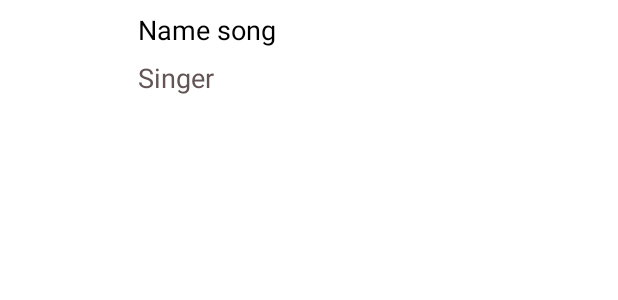
After one commit to Datlt225/SoundFlows, an Android app: the layout custom_searching.xml on its own in the app's theme, with its tools: preview values and no code run, on a phone screen of 412 x 824 dp. The commit adds this screen. Shown: the top 300 px of the screen. Run offline under Robolectric (Android 15) with nearby library versions, the phone set to English and light mode, and no system bars.

Commit message:
update Searching

```diff
--- /dev/null
+++ b/app/src/main/java/com/example/soundflows/Activity/PlaySongActivity.java
@@ -0,0 +1,4 @@
+package com.example.soundflows.Activity;
+
+public class PlaySongActivity {
+}
--- a/app/src/main/java/com/example/soundflows/Fragment/Fragment_Song.java
+++ b/app/src/main/java/com/example/soundflows/Fragment/Fragment_Song.java
@@ -55,6 +55,7 @@ public class Fragment_Song extends Fragment {
                 LinearLayoutManager linearLayoutManager = new LinearLayoutManager(getActivity());
                 linearLayoutManager.setOrientation(LinearLayoutManager.VERTICAL);
                 recyclerViewSong.setLayoutManager(linearLayoutManager);
+                recyclerViewSong.hasFixedSize();
                 recyclerViewSong.setAdapter(songAdapter);
             }
 
--- a/app/src/main/java/com/example/soundflows/Services/Dataservice.java
+++ b/app/src/main/java/com/example/soundflows/Services/Dataservice.java
@@ -7,7 +7,9 @@ import com.example.soundflows.Model.Song;
 import java.util.List;
 
 import retrofit2.Call;
+import retrofit2.http.Body;
 import retrofit2.http.GET;
+import retrofit2.http.POST;
 
 public interface Dataservice {
 
@@ -19,4 +21,7 @@ public interface Dataservice {
 
     @GET("song")
     Call<List<Song>> GetDataSong();
+
+    @POST("searching")
+    Call<List<Song>> GetDataSearching(@Body String word);
 }
--- /dev/null
+++ b/app/src/main/java/com/example/soundflows/constant/UserConstant.java
@@ -0,0 +1,6 @@
+package com.example.soundflows.constant;
+
+public class UserConstant {
+    public static final String KEY_SONG = "song";
+    public static final String KEY_ARRAY_SONGS = "songs";
+}
--- /dev/null
+++ b/app/src/main/res/layout/custom_searching.xml
@@ -0,0 +1,44 @@
+<?xml version="1.0" encoding="utf-8"?>
+<RelativeLayout
+    xmlns:android="http://schemas.android.com/apk/res/android"
+    android:layout_width="match_parent"
+    android:layout_height="wrap_content">
+
+    <ImageView
+        android:scaleType="fitXY"
+        android:layout_margin="3dp"
+        android:id="@+id/iv_searching_song"
+        android:layout_width="80dp"
+        android:layout_height="80dp" />
+
+    <TextView
+        android:id="@+id/tv_searching_name_song"
+        android:textSize="18sp"
+        android:textColor="@color/black"
+        android:text="@string/name_song"
+        android:layout_toEndOf="@+id/iv_searching_song"
+        android:layout_marginTop="7dp"
+        android:layout_marginStart="5dp"
+        android:maxWidth="250dp"
+        android:maxLines="1"
+        android:singleLine="true"
+        android:ellipsize="end"
+        android:layout_width="wrap_content"
+        android:layout_height="wrap_content" />
+
+    <TextView
+        android:id="@+id/tv_searching_singer"
+        android:textSize="18sp"
+        android:textColor="#635555"
+        android:text="@string/singer"
+        android:layout_toEndOf="@+id/iv_searching_song"
+        android:layout_below="@+id/tv_searching_name_song"
+        android:layout_marginTop="7dp"
+        android:layout_marginStart="5dp"
+        android:maxWidth="250dp"
+        android:maxLines="1"
+        android:singleLine="true"
+        android:ellipsize="end"
+        android:layout_width="wrap_content"
+        android:layout_height="wrap_content" />
+</RelativeLayout>
--- a/app/src/main/res/values-night/themes.xml
+++ b/app/src/main/res/values-night/themes.xml
@@ -1,6 +1,6 @@
 <resources xmlns:tools="http://schemas.android.com/tools">
     <!-- Base application theme. -->
-    <style name="Theme.SoundFlows" parent="Theme.MaterialComponents.DayNight.DarkActionBar">
+    <style name="Theme.SoundFlows" parent="Theme.MaterialComponents.DayNight.NoActionBar">
         <!-- Primary brand color. -->
         <item name="colorPrimary">@color/purple_200</item>
         <item name="colorPrimaryVariant">@color/purple_700</item>
--- a/app/src/main/res/values/strings.xml
+++ b/app/src/main/res/values/strings.xml
@@ -1,3 +1,7 @@
 <resources>
     <string name="app_name">SoundFlows</string>
+    <string name="no_song">Không có dữ liệu bài hát</string>
+    <string name="search">Search</string>
+    <string name="name_song">Name song</string>
+    <string name="singer">Singer</string>
 </resources>
--- a/app/src/main/res/values/themes.xml
+++ b/app/src/main/res/values/themes.xml
@@ -1,6 +1,6 @@
 <resources xmlns:tools="http://schemas.android.com/tools">
     <!-- Base application theme. -->
-    <style name="Theme.SoundFlows" parent="Theme.MaterialComponents.DayNight.DarkActionBar">
+    <style name="Theme.SoundFlows" parent="Theme.MaterialComponents.DayNight.NoActionBar">
         <!-- Primary brand color. -->
         <item name="colorPrimary">@color/purple_500</item>
         <item name="colorPrimaryVariant">@color/purple_700</item>
```
Also changed, not shown: app/src/main/java/com/example/soundflows/Adapter/SearchingAdapter.java (added, +74 -0 lines), app/src/main/java/com/example/soundflows/Fragment/Fragment_Searching.java (+93 -3 lines), app/src/main/res/layout/fragment_searching.xml (+31 -4 lines), app/src/main/res/menu/searching_view.xml (added, +9 -0 lines), app/src/main/res/drawable/searching.png (added).
